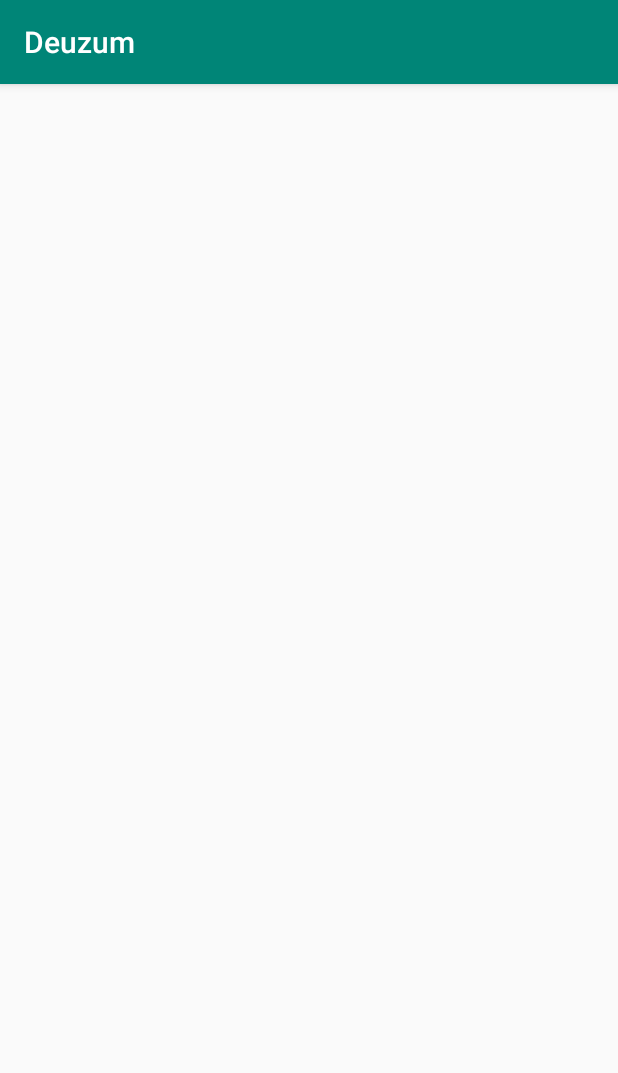
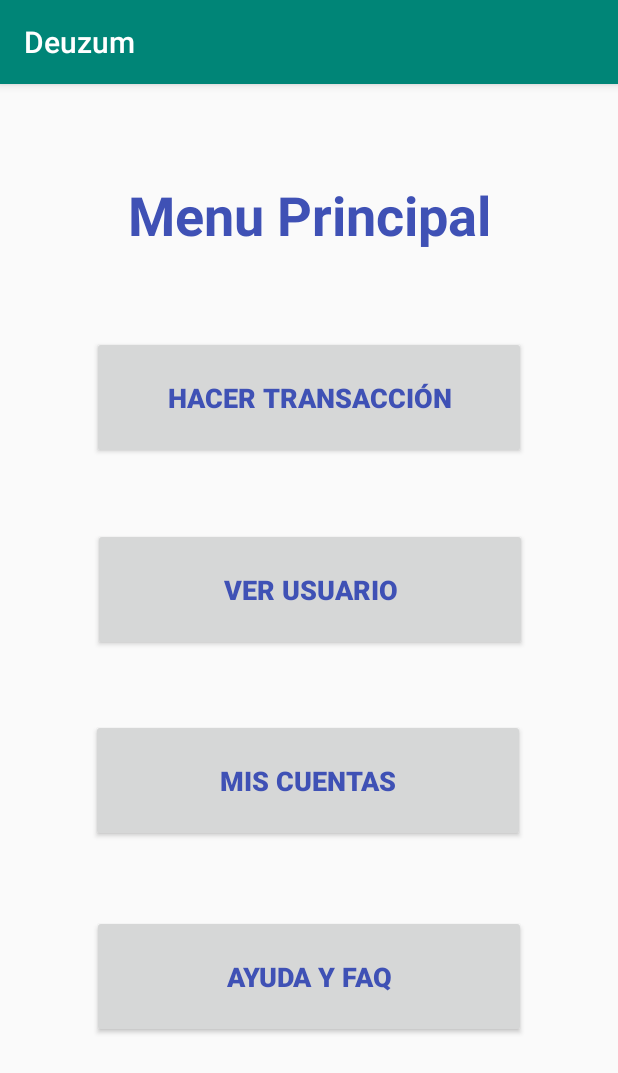
Before and after one commit to futotta-risu/deuZum, an Android app: the MenuPrincipal screen opened directly, with no data from a screen before it, on a phone screen of 412 x 824 dp. Shown: the top 1073 px of the screen. Run offline under Robolectric (Android 15) with nearby library versions, the phone set to English and light mode, and no system bars.

Commit message:
Diseño menu principal

```diff
--- a/src/client/android/app/src/main/java/com/example/deuzum/MenuPrincipal.java
+++ b/src/client/android/app/src/main/java/com/example/deuzum/MenuPrincipal.java
@@ -3,12 +3,23 @@ package com.example.deuzum;
 import androidx.appcompat.app.AppCompatActivity;
 
 import android.os.Bundle;
+import android.widget.Button;
 
 public class MenuPrincipal extends AppCompatActivity {
+
+    Button hTransaccion;
+    Button vUsuario;
+    Button mCuentas;
+    Button ayudaFAQ;
 
     @Override
     protected void onCreate(Bundle savedInstanceState) {
         super.onCreate(savedInstanceState);
         setContentView(R.layout.activity_menu_principal);
+
+        hTransaccion = findViewById(R.id.botonHacerTrans);
+        vUsuario = findViewById(R.id.botonVerUsuario);
+        mCuentas = findViewById(R.id.botonMisCuentas);
+        ayudaFAQ = findViewById(R.id.botonAyudaFAQ);
     }
 }
--- a/src/client/android/app/src/main/res/layout/activity_menu_principal.xml
+++ b/src/client/android/app/src/main/res/layout/activity_menu_principal.xml
@@ -6,4 +6,73 @@
     android:layout_height="match_parent"
     tools:context=".MenuPrincipal">
 
+    <Button
+        android:id="@+id/botonHacerTrans"
+        android:layout_width="289dp"
+        android:layout_height="82dp"
+        android:layout_marginTop="168dp"
+        android:text="Hacer Transacción"
+        android:textColor="#3F51B5"
+        android:textSize="18sp"
+        android:textStyle="bold"
+        app:layout_constraintEnd_toEndOf="parent"
+        app:layout_constraintStart_toStartOf="parent"
+        app:layout_constraintTop_toTopOf="parent" />
+
+    <Button
+        android:id="@+id/botonVerUsuario"
+        android:layout_width="289dp"
+        android:layout_height="82dp"
+        android:text="Ver usuario"
+        android:textColor="#3F51B5"
+        android:textSize="18sp"
+        android:textStyle="bold"
+        app:layout_constraintBottom_toTopOf="@+id/botonMisCuentas"
+        app:layout_constraintEnd_toEndOf="parent"
+        app:layout_constraintHorizontal_bias="0.505"
+        app:layout_constraintStart_toStartOf="parent"
+        app:layout_constraintTop_toBottomOf="@+id/botonHacerTrans" />
+
+    <Button
+        android:id="@+id/botonMisCuentas"
+        android:layout_width="289dp"
+        android:layout_height="82dp"
+        android:text="Mis Cuentas"
+        android:textColor="#3F51B5"
+        android:textSize="18sp"
+        android:textStyle="bold"
+        app:layout_constraintBottom_toTopOf="@+id/botonAyudaFAQ"
+        app:layout_constraintEnd_toEndOf="parent"
+        app:layout_constraintHorizontal_bias="0.497"
+        app:layout_constraintStart_toStartOf="parent"
+        app:layout_constraintTop_toBottomOf="@+id/botonHacerTrans"
+        app:layout_constraintVertical_bias="0.781" />
+
+    <Button
+        android:id="@+id/botonAyudaFAQ"
+        android:layout_width="289dp"
+        android:layout_height="82dp"
+        android:layout_marginBottom="132dp"
+        android:text="Ayuda y FAQ"
+        android:textColor="#3F51B5"
+        android:textSize="18sp"
+        android:textStyle="bold"
+        app:layout_constraintBottom_toBottomOf="parent"
+        app:layout_constraintEnd_toEndOf="parent"
+        app:layout_constraintStart_toStartOf="parent" />
+
+    <TextView
+        android:id="@+id/cajaMenuPrincipal"
+        android:layout_width="wrap_content"
+        android:layout_height="wrap_content"
+        android:layout_marginTop="60dp"
+        android:text="Menu Principal"
+        android:textColor="#3F51B5"
+        android:textSize="36sp"
+        android:textStyle="bold"
+        app:layout_constraintBottom_toTopOf="@+id/botonHacerTrans"
+        app:layout_constraintEnd_toEndOf="parent"
+        app:layout_constraintStart_toStartOf="parent"
+        app:layout_constraintTop_toTopOf="parent"
+        app:layout_constraintVertical_bias="0.046" />
 </androidx.constraintlayout.widget.ConstraintLayout>
```
Also changed, not shown: src/client/android/app/src/main/java/com/example/deuzum/CrearUsuario.java (added, +14 -0 lines), src/client/android/app/src/main/java/com/example/deuzum/InicioSesion.java (+13 -1 lines), src/client/android/app/src/main/res/layout/activity_main.xml (deleted, +0 -101 lines).
